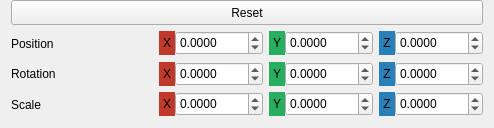
Before: the Qt Designer form src/widgets/transformeditor.ui in jahshaka/Studio, drawn with Qt 5.
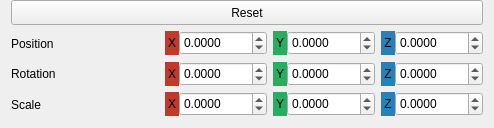
After: the same form once the commit is applied.

Commit message: Reduce padding on transform editor field hints

Diff of the .ui file:
```diff
--- a/src/widgets/transformeditor.ui
+++ b/src/widgets/transformeditor.ui
@@ -36,17 +36,17 @@
 
 #xplabel, #xrlabel, #xslabel {
     background: #c0392b;
-	padding: 4px;
+	padding: 3px;
 }
 
 #yplabel, #yrlabel, #yslabel {
     background: #27ae60;
-	padding: 4px;
+	padding: 3px;
 }
 
 #zplabel, #zrlabel, #zslabel {
     background: #2980b9;
-	padding: 4px;
+	padding: 3px;
 }</string>
   </property>
   <layout class="QGridLayout" name="gridLayout">
```
